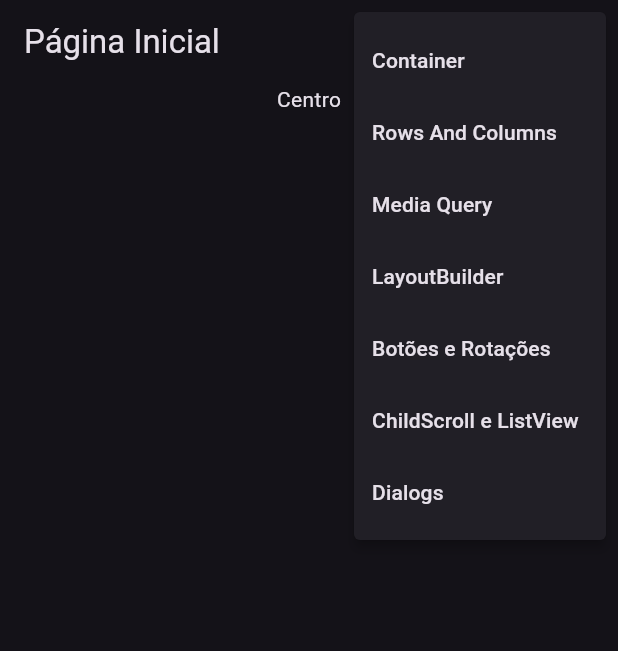
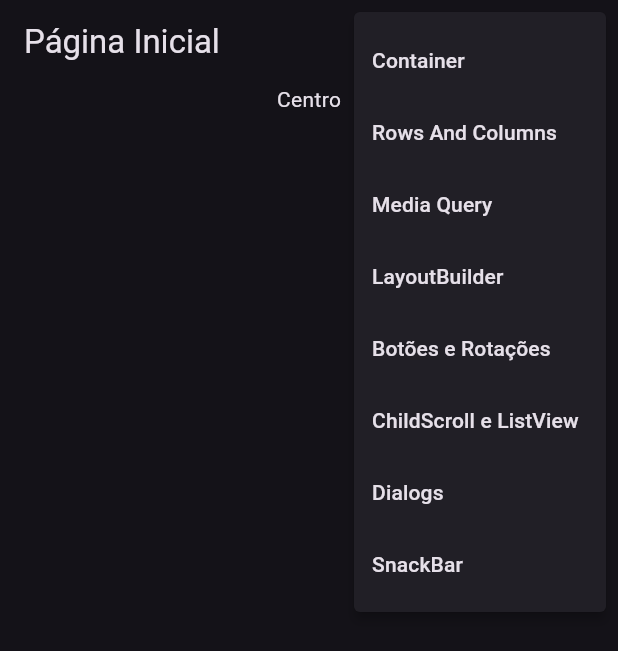
Before and after one commit to Brenokardoso/academia_do_flutter, a Flutter app: the screen it shows after launch, after a tap on the "construction" icon, on a phone screen of 412 x 824 dp. Shown: the top 651 px of the screen. Run offline on Flutter 3.47's test engine with Material 3 defaults, Android fonts, the phone set to English and light mode, and no system bars; our stand-ins replace device_preview.

Commit message:
buildContext e themes

```diff
--- a/parte_2/lib/home_page/home_page.dart
+++ b/parte_2/lib/home_page/home_page.dart
@@ -9,6 +9,7 @@ enum PopUpMenuPages {
   buttonsAndTextRottation,
   childAndListView,
   dialogs,
+  snackBar,
 }
 
 class HomePage extends StatelessWidget {
@@ -61,6 +62,9 @@ Widget customPopUpMenuIButton(BuildContext context) {
         case PopUpMenuPages.dialogs:
           Navigator.of(context).pushNamed('/dialogs');
           break;
+        case PopUpMenuPages.snackBar:
+          Navigator.of(context).pushNamed('/snackBar');
+          break;
       }
     },
     itemBuilder: (BuildContext context) {
@@ -93,6 +97,10 @@ Widget customPopUpMenuIButton(BuildContext context) {
           value: PopUpMenuPages.dialogs,
           child: Text("Dialogs"),
         ),
+        const PopupMenuItem(
+          value: PopUpMenuPages.snackBar,
+          child: Text("SnackBar"),
+        )
       ];
     },
   );
--- a/parte_2/lib/main.dart
+++ b/parte_2/lib/main.dart
@@ -10,21 +10,22 @@ import 'package:parte_2/pages/media_query/media_query.dart';
 import 'package:parte_2/pages/rows_and_columns/rows_and_coluns_page.dart';
 import 'package:device_preview/device_preview.dart';
 import 'package:parte_2/pages/dialogs/dialogs.dart';
+import 'package:parte_2/pages/snackbar/snackbar_page.dart.dart';
+
+// void main() {
+//   runApp(
+//     DevicePreview(
+//       builder: (BuildContext context) => const MyApp(),
+//       enabled: !kReleaseMode,
+//     ),
+//   );
+// }
 
 void main() {
   runApp(
-    DevicePreview(
-      builder: (BuildContext context) => const MyApp(),
-      enabled: !kReleaseMode,
-    ),
+    const MyApp(),
   );
 }
-
-// void main() {
-//   runApp(
-//     const MyApp(),
-//   );
-// }
 
 class MyApp extends StatelessWidget {
   const MyApp({super.key});
@@ -34,10 +35,13 @@ class MyApp extends StatelessWidget {
     return MaterialApp(
       debugShowCheckedModeBanner: false,
       theme: ThemeData.dark(),
+      // theme: ThemeData(
+      //     primaryColor: Colors.orange, // Cor padrão do site
+      //     appBarTheme: AppBarTheme(backgroundColor: Colors.limeAccent)),
       title: 'Flutter mão na massa  ',
       initialRoute: '/',
-      locale: DevicePreview.locale(context),
-      builder: (context, child) => DevicePreview.appBuilder(context, child),
+      // locale: DevicePreview.locale(context),
+      // builder: (context, child) => DevicePreview.appBuilder(context, child),
       onGenerateRoute: (settings) {
         switch (settings.name) {
           case '/':
@@ -81,7 +85,11 @@ class MyApp extends StatelessWidget {
               builder: (dialogs) => const CustomDialogsPage(),
               settings: settings,
             );
+          case '/snackBar':
+            return MaterialPageRoute(
+                builder: (snackBar) => const CustomSnackBarPage());
         }
+
         return null;
       },
     );
```
Also changed, not shown: parte_2/lib/pages/dialogs/dialogs.dart (+21 -14 lines), parte_2/lib/pages/snackbar/snackbar_page.dart.dart (added, +17 -0 lines).
